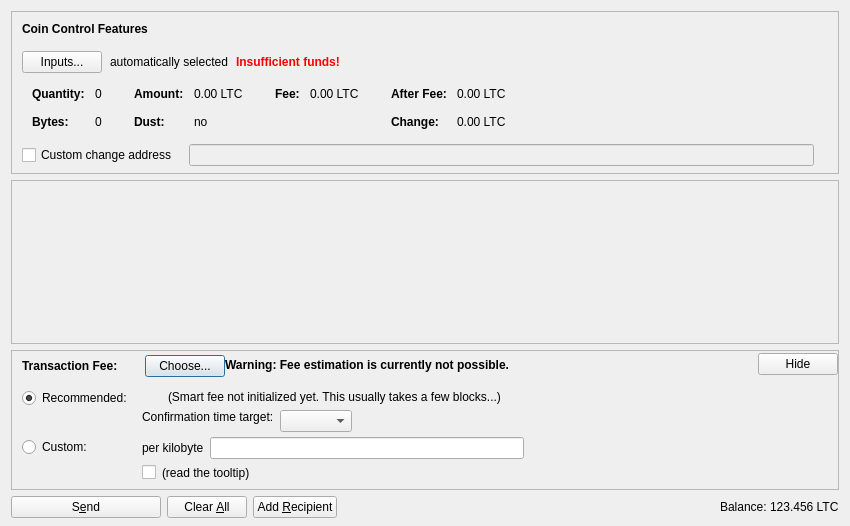
The window that src/qt/forms/sendcoinsdialog.ui (D3mark0/kotyacoin) describes before a commit, drawn with Qt 5.
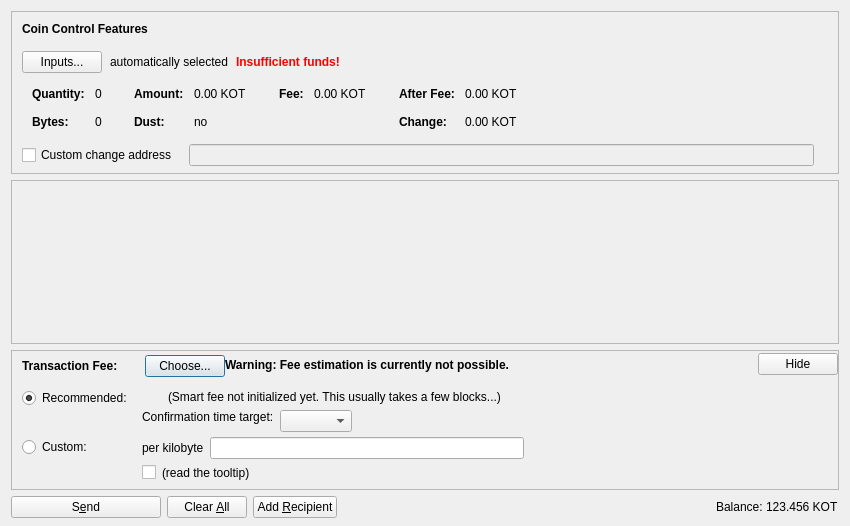
The same window after the commit. Icons and pictures are not drawn. Custom widgets are drawn as their Qt base class.

```diff
--- a/src/qt/forms/sendcoinsdialog.ui
+++ b/src/qt/forms/sendcoinsdialog.ui
@@ -324,7 +324,7 @@
                   <enum>Qt::ActionsContextMenu</enum>
                  </property>
                  <property name="text">
-                  <string notr="true">0.00 LTC</string>
+                  <string notr="true">0.00 KOT</string>
                  </property>
                  <property name="textInteractionFlags">
                   <set>Qt::LinksAccessibleByMouse|Qt::TextSelectableByKeyboard|Qt::TextSelectableByMouse</set>
@@ -404,7 +404,7 @@
                   <enum>Qt::ActionsContextMenu</enum>
                  </property>
                  <property name="text">
-                  <string notr="true">0.00 LTC</string>
+                  <string notr="true">0.00 KOT</string>
                  </property>
                  <property name="textInteractionFlags">
                   <set>Qt::LinksAccessibleByMouse|Qt::TextSelectableByKeyboard|Qt::TextSelectableByMouse</set>
@@ -455,7 +455,7 @@
                   <enum>Qt::ActionsContextMenu</enum>
                  </property>
                  <property name="text">
-                  <string notr="true">0.00 LTC</string>
+                  <string notr="true">0.00 KOT</string>
                  </property>
                  <property name="textInteractionFlags">
                   <set>Qt::LinksAccessibleByMouse|Qt::TextSelectableByKeyboard|Qt::TextSelectableByMouse</set>
@@ -484,7 +484,7 @@
                   <enum>Qt::ActionsContextMenu</enum>
                  </property>
                  <property name="text">
-                  <string notr="true">0.00 LTC</string>
+                  <string notr="true">0.00 KOT</string>
                  </property>
                  <property name="textInteractionFlags">
                   <set>Qt::LinksAccessibleByMouse|Qt::TextSelectableByKeyboard|Qt::TextSelectableByMouse</set>
@@ -1237,7 +1237,7 @@
           <cursorShape>IBeamCursor</cursorShape>
          </property>
          <property name="text">
-          <string notr="true">123.456 LTC</string>
+          <string notr="true">123.456 KOT</string>
          </property>
          <property name="textInteractionFlags">
           <set>Qt::LinksAccessibleByMouse|Qt::TextSelectableByKeyboard|Qt::TextSelectableByMouse</set>
```
Left out of the diff: 4 changed lines with no effect on the pictures.
